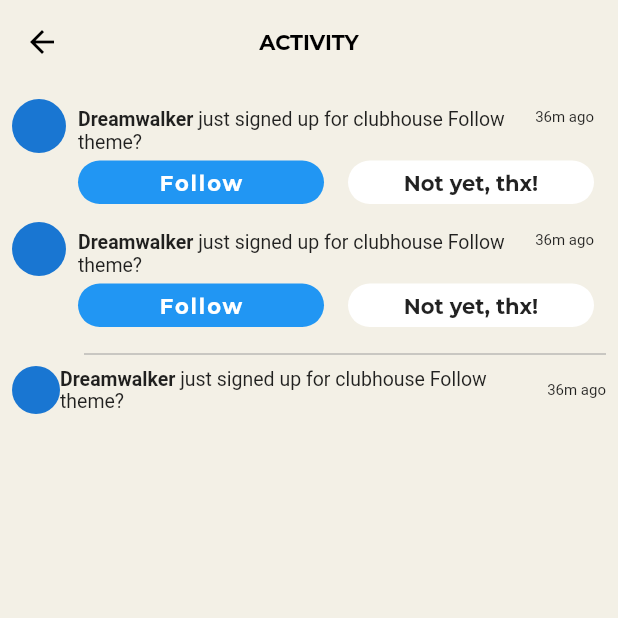
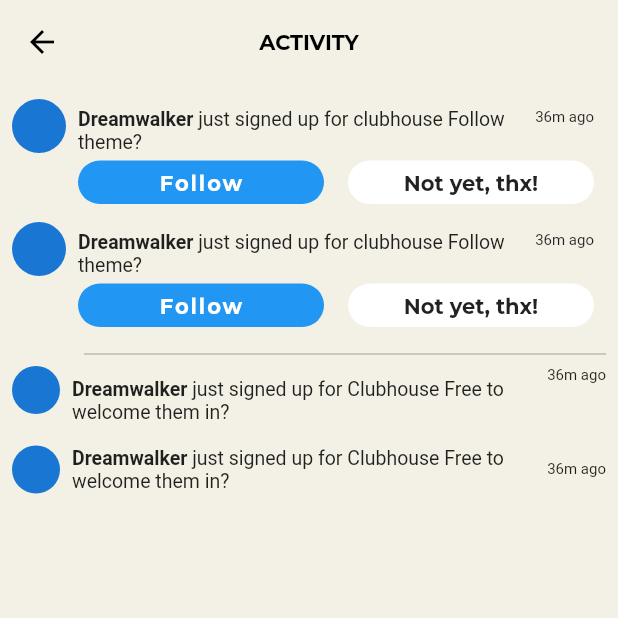
Before and after one commit to JAICHANGPARK/flutter_notebook_11th_story, a Flutter app: the NotificationPage screen opened directly, on a phone screen of 412 x 824 dp, the top half of it. Run offline on Flutter 3.47's test engine with Material 2 defaults, Android fonts, the phone set to English and light mode, and no system bars; our stand-ins replace backdrop, badges, flutter_inner_drawer, flutter_slidable, google_fonts.

Commit message:
Update notification_page.dart

```diff
--- a/lib/ep701_clubhouse/ui/notification_page.dart
+++ b/lib/ep701_clubhouse/ui/notification_page.dart
@@ -222,11 +222,14 @@ class _NotificationPageState extends State<NotificationPage> {
                   indent: 48,
                 ),
                 Row(
+                  crossAxisAlignment: CrossAxisAlignment.start,
                   children: [
                     CircleAvatar(
                       radius: 16,
                     ),
                     Expanded(
+                      child: Padding(
+                        padding: const EdgeInsets.all(8.0),
                         child: Text.rich(TextSpan(
                             children: [
                               TextSpan(
@@ -237,13 +240,49 @@ class _NotificationPageState extends State<NotificationPage> {
                                   )
                               ),
                               TextSpan(
-                                text: " just signed up for clubhouse Follow theme?",
+                                  text: " just signed up for Clubhouse Free to welcome them in?",
                                   style: TextStyle(
                                     fontSize: 13,
                                   )
                               )
                             ]
                         )),
+                      ),
+                    ),
+                    Align(
+                      alignment: Alignment.topRight,
+                      child: Text("36m ago",style: TextStyle(
+                          fontSize: 10
+                      ),),
+                    )
+                  ],
+                ),
+                Row(
+                  children: [
+                    CircleAvatar(
+                      radius: 16,
+                    ),
+                    Expanded(
+                      child: Padding(
+                        padding: const EdgeInsets.all(8.0),
+                        child: Text.rich(TextSpan(
+                            children: [
+                              TextSpan(
+                                  text: "Dreamwalker",
+                                  style: TextStyle(
+                                      fontSize: 13,
+                                      fontWeight: FontWeight.bold
+                                  )
+                              ),
+                              TextSpan(
+                                  text: " just signed up for Clubhouse Free to welcome them in?",
+                                  style: TextStyle(
+                                    fontSize: 13,
+                                  )
+                              )
+                            ]
+                        )),
+                      ),
                     ),
                     Align(
                       alignment: Alignment.topRight,
```
Lines whose indentation alone changed are shown as unchanged.
